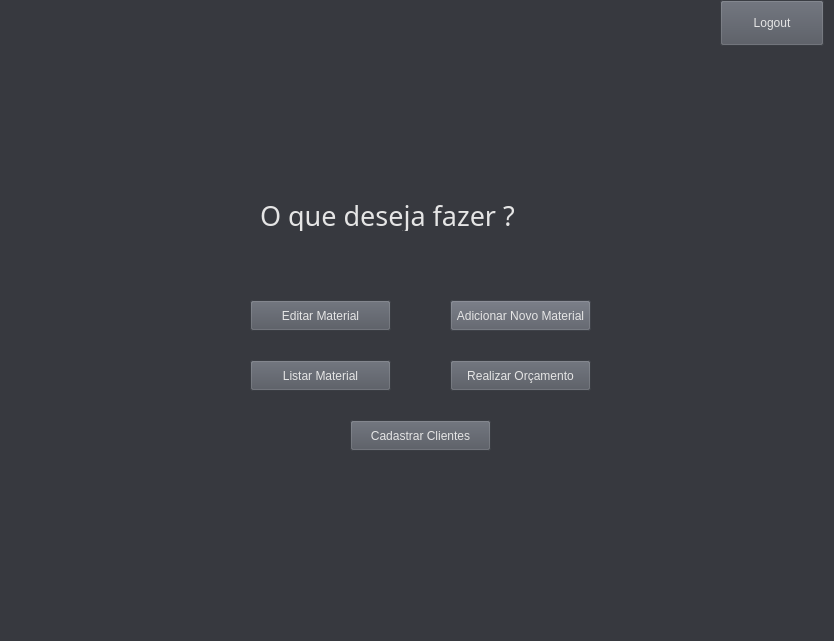
Above: SYSTEM CONTROL/menu_Principal.ui from victorkok/OPE-Oficina-Mecanica before the change. Below: the same form after it.
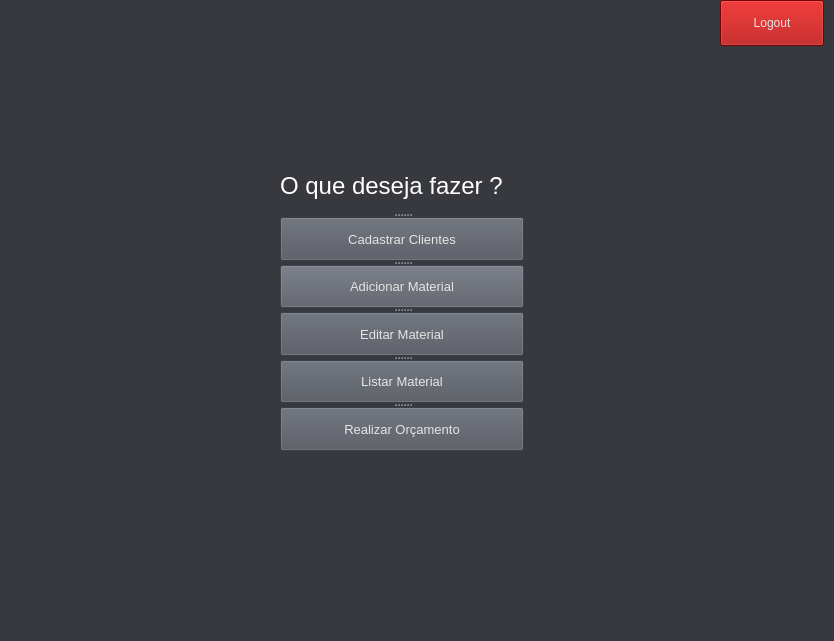
That is the form after the change.

The edit to the form file:
```diff
--- a/SYSTEM CONTROL/menu_Principal.ui
+++ b/SYSTEM CONTROL/menu_Principal.ui
@@ -45,57 +45,6 @@
      <string/>
     </property>
    </widget>
-   <widget class="QLabel" name="label_2">
-    <property name="geometry">
-     <rect>
-      <x>260</x>
-      <y>200</y>
-      <width>331</width>
-      <height>31</height>
-     </rect>
-    </property>
-    <property name="font">
-     <font>
-      <family>Mercado</family>
-      <pointsize>20</pointsize>
-     </font>
-    </property>
-    <property name="text">
-     <string>O que deseja fazer ?</string>
-    </property>
-   </widget>
-   <widget class="QPushButton" name="button_produtos">
-    <property name="geometry">
-     <rect>
-      <x>250</x>
-      <y>360</y>
-      <width>141</width>
-      <height>31</height>
-     </rect>
-    </property>
-    <property name="styleSheet">
-     <string notr="true">background-color: rgb(81, 85, 94);</string>
-    </property>
-    <property name="text">
-     <string>Listar Material</string>
-    </property>
-   </widget>
-   <widget class="QPushButton" name="material">
-    <property name="geometry">
-     <rect>
-      <x>450</x>
-      <y>300</y>
-      <width>141</width>
-      <height>31</height>
-     </rect>
-    </property>
-    <property name="styleSheet">
-     <string notr="true">background-color: rgb(88, 92, 102);</string>
-    </property>
-    <property name="text">
-     <string>Adicionar Novo Material</string>
-    </property>
-   </widget>
    <widget class="QPushButton" name="logout">
     <property name="geometry">
      <rect>
@@ -117,59 +66,110 @@
      </font>
     </property>
     <property name="styleSheet">
-     <string notr="true">background-color: rgb(81, 85, 94);</string>
+     <string notr="true">
+background-color: rgb(170, 0, 0);</string>
     </property>
     <property name="text">
      <string>Logout</string>
     </property>
    </widget>
-   <widget class="QPushButton" name="button_estoque_2">
+   <widget class="QSplitter" name="splitter">
     <property name="geometry">
      <rect>
-      <x>250</x>
-      <y>300</y>
-      <width>141</width>
-      <height>31</height>
+      <x>280</x>
+      <y>160</y>
+      <width>244</width>
+      <height>291</height>
      </rect>
     </property>
-    <property name="styleSheet">
-     <string notr="true">background-color: rgb(81, 85, 94);</string>
+    <property name="orientation">
+     <enum>Qt::Vertical</enum>
     </property>
-    <property name="text">
-     <string>Editar Material</string>
-    </property>
-   </widget>
-   <widget class="QPushButton" name="button_orca">
-    <property name="geometry">
-     <rect>
-      <x>450</x>
-      <y>360</y>
-      <width>141</width>
-      <height>31</height>
-     </rect>
-    </property>
-    <property name="styleSheet">
-     <string notr="true">background-color: rgb(81, 85, 94);</string>
-    </property>
-    <property name="text">
-     <string>Realizar Orçamento</string>
-    </property>
-   </widget>
-   <widget class="QPushButton" name="button_cadastro">
-    <property name="geometry">
-     <rect>
-      <x>350</x>
-      <y>420</y>
-      <width>141</width>
-      <height>31</height>
-     </rect>
-    </property>
-    <property name="styleSheet">
-     <string notr="true">background-color: rgb(81, 85, 94);</string>
-    </property>
-    <property name="text">
-     <string>Cadastrar Clientes</string>
-    </property>
+    <widget class="QLabel" name="label_2">
+     <property name="font">
+      <font>
+       <family>MS Shell Dlg 2</family>
+       <pointsize>18</pointsize>
+      </font>
+     </property>
+     <property name="frameShape">
+      <enum>QFrame::NoFrame</enum>
+     </property>
+     <property name="frameShadow">
+      <enum>QFrame::Sunken</enum>
+     </property>
+     <property name="text">
+      <string>&lt;html&gt;&lt;head/&gt;&lt;body&gt;&lt;p&gt;&lt;span style=&quot; color:#ffffff;&quot;&gt;O que deseja fazer ?&lt;/span&gt;&lt;/p&gt;&lt;/body&gt;&lt;/html&gt;</string>
+     </property>
+     <property name="margin">
+      <number>0</number>
+     </property>
+    </widget>
+    <widget class="QPushButton" name="button_cadastro">
+     <property name="font">
+      <font>
+       <pointsize>10</pointsize>
+      </font>
+     </property>
+     <property name="styleSheet">
+      <string notr="true">background-color: rgb(81, 85, 94);</string>
+     </property>
+     <property name="text">
+      <string>Cadastrar Clientes</string>
+     </property>
+    </widget>
+    <widget class="QPushButton" name="material">
+     <property name="font">
+      <font>
+       <pointsize>10</pointsize>
+      </font>
+     </property>
+     <property name="styleSheet">
+      <string notr="true">background-color: rgb(88, 92, 102);</string>
+     </property>
+     <property name="text">
+      <string>Adicionar Material</string>
+     </property>
+    </widget>
+    <widget class="QPushButton" name="button_estoque_2">
+     <property name="font">
+      <font>
+       <pointsize>10</pointsize>
+      </font>
+     </property>
+     <property name="styleSheet">
+      <string notr="true">background-color: rgb(81, 85, 94);</string>
+     </property>
+     <property name="text">
+      <string>Editar Material</string>
+     </property>
+    </widget>
+    <widget class="QPushButton" name="button_produtos">
+     <property name="font">
+      <font>
+       <pointsize>10</pointsize>
+      </font>
+     </property>
+     <property name="styleSheet">
+      <string notr="true">background-color: rgb(81, 85, 94);</string>
+     </property>
+     <property name="text">
+      <string>Listar Material</string>
+     </property>
+    </widget>
+    <widget class="QPushButton" name="button_orca">
+     <property name="font">
+      <font>
+       <pointsize>10</pointsize>
+      </font>
+     </property>
+     <property name="styleSheet">
+      <string notr="true">background-color: rgb(81, 85, 94);</string>
+     </property>
+     <property name="text">
+      <string>Realizar Orçamento</string>
+     </property>
+    </widget>
    </widget>
   </widget>
   <widget class="QMenuBar" name="menubar">
```
Left out of the diff: 5 changed lines with no effect on the pictures.
